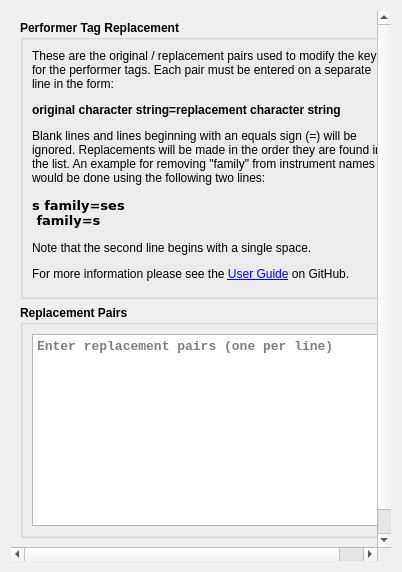
Before: the Qt Designer form options_performer_tag_replace.ui in rdswift/picard-plugin-performer-tag-replace, drawn with Qt 5.
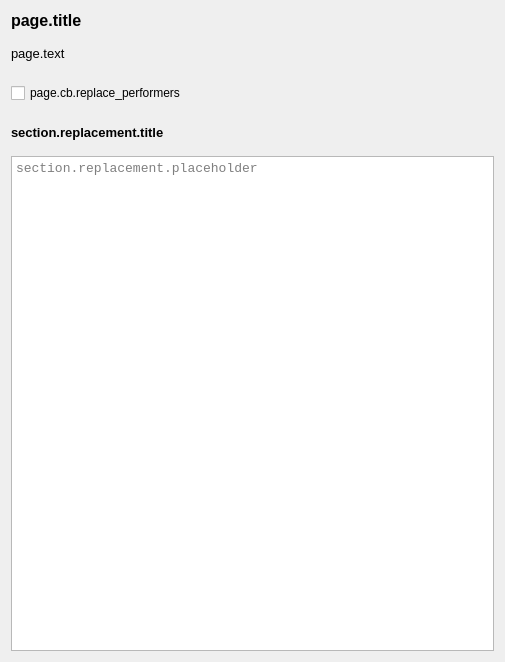
After: the same form once the commit is applied.

Commit message: Refactor translations and settings page

```diff
--- a/options_performer_tag_replace.ui
+++ b/options_performer_tag_replace.ui
@@ -6,8 +6,8 @@
    <rect>
     <x>0</x>
     <y>0</y>
-    <width>398</width>
-    <height>568</height>
+    <width>505</width>
+    <height>662</height>
    </rect>
   </property>
   <property name="sizePolicy">
@@ -20,75 +20,23 @@
    <property name="spacing">
     <number>16</number>
    </property>
-   <item alignment="Qt::AlignTop">
-    <widget class="QScrollArea" name="scrollArea">
-     <property name="sizePolicy">
-      <sizepolicy hsizetype="Fixed" vsizetype="Fixed">
-       <horstretch>0</horstretch>
-       <verstretch>0</verstretch>
-      </sizepolicy>
-     </property>
-     <property name="minimumSize">
-      <size>
-       <width>380</width>
-       <height>550</height>
-      </size>
-     </property>
-     <property name="frameShape">
-      <enum>QFrame::NoFrame</enum>
-     </property>
-     <property name="widgetResizable">
-      <bool>true</bool>
-     </property>
-     <property name="alignment">
-      <set>Qt::AlignLeading|Qt::AlignLeft|Qt::AlignTop</set>
-     </property>
-     <widget class="QWidget" name="scrollAreaWidgetContents">
-      <property name="geometry">
-       <rect>
-        <x>0</x>
-        <y>0</y>
-        <width>380</width>
-        <height>550</height>
-       </rect>
-      </property>
-      <layout class="QVBoxLayout" name="verticalLayout_2">
        <item>
-        <widget class="QGroupBox" name="gb_description">
-         <property name="sizePolicy">
-          <sizepolicy hsizetype="Preferred" vsizetype="Minimum">
-           <horstretch>0</horstretch>
-           <verstretch>0</verstretch>
-          </sizepolicy>
-         </property>
-         <property name="minimumSize">
-          <size>
-           <width>0</width>
-           <height>50</height>
-          </size>
-         </property>
+    <layout class="QVBoxLayout" name="verticalLayout_4">
+     <item>
+      <widget class="QLabel" name="page_title">
          <property name="font">
           <font>
+         <family>Ubuntu</family>
+         <pointsize>12</pointsize>
            <weight>75</weight>
            <bold>true</bold>
           </font>
          </property>
-         <property name="title">
-          <string>Performer Tag Replacement</string>
-         </property>
-         <layout class="QVBoxLayout" name="verticalLayout">
-          <property name="leftMargin">
-           <number>9</number>
-          </property>
-          <property name="topMargin">
-           <number>9</number>
-          </property>
-          <property name="rightMargin">
-           <number>9</number>
-          </property>
-          <property name="bottomMargin">
-           <number>1</number>
-          </property>
+       <property name="text">
+        <string>page.title</string>
+       </property>
+      </widget>
+     </item>
           <item>
            <widget class="QLabel" name="format_description">
             <property name="sizePolicy">
@@ -99,12 +47,17 @@
             </property>
             <property name="font">
              <font>
+         <family>Ubuntu</family>
+         <pointsize>10</pointsize>
               <weight>50</weight>
               <bold>false</bold>
              </font>
             </property>
             <property name="text">
-             <string>&lt;html&gt;&lt;head/&gt;&lt;body&gt;&lt;p&gt;These are the original / replacement pairs used to modify the keys for the performer tags. Each pair must be entered on a separate line in the form:&lt;/p&gt;&lt;p&gt;&lt;span style=&quot; font-weight:600;&quot;&gt;original character string=replacement character string&lt;/span&gt;&lt;/p&gt;&lt;p&gt;Blank lines and lines beginning with an equals sign (=) will be ignored. Replacements will be made in the order they are found in the list. An example for removing &amp;quot;family&amp;quot; from instrument names would be done using the following two lines:&lt;/p&gt;&lt;pre style=&quot; margin-top:12px; margin-bottom:12px; margin-left:0px; margin-right:0px; -qt-block-indent:0; text-indent:0px;&quot;&gt;&lt;span style=&quot; font-family:'Courier New'; font-size:10pt; font-weight:600;&quot;&gt;s family=ses&lt;br/&gt; family=s&lt;/span&gt;&lt;/pre&gt;&lt;p&gt;Note that the second line begins with a single space.&lt;/p&gt;&lt;p&gt;For more information please see the &lt;a href=&quot;https://github.com/rdswift/picard-plugins/blob/2.0_RDS_Plugins/plugins/performer_tag_replace/docs/README.md&quot;&gt;&lt;span style=&quot; text-decoration: underline; color:#0000ff;&quot;&gt;User Guide&lt;/span&gt;&lt;/a&gt; on GitHub.&lt;br/&gt;&lt;/p&gt;&lt;/body&gt;&lt;/html&gt;</string>
+        <string>page.text</string>
+       </property>
+       <property name="textFormat">
+        <enum>Qt::MarkdownText</enum>
             </property>
             <property name="alignment">
              <set>Qt::AlignLeading|Qt::AlignLeft|Qt::AlignTop</set>
@@ -114,41 +67,26 @@
             </property>
            </widget>
           </item>
-         </layout>
-        </widget>
-       </item>
-       <item alignment="Qt::AlignTop">
-        <widget class="QGroupBox" name="gb_replacement_pairs">
-         <property name="font">
-          <font>
-           <weight>75</weight>
-           <bold>true</bold>
-          </font>
-         </property>
-         <property name="title">
-          <string>Replacement Pairs</string>
-         </property>
-         <layout class="QVBoxLayout" name="verticalLayout_3">
           <item>
-           <widget class="QPlainTextEdit" name="performer_tag_replacement_pairs">
-            <property name="font">
-             <font>
-              <family>Courier New</family>
-              <pointsize>10</pointsize>
-             </font>
-            </property>
-            <property name="placeholderText">
-             <string>Enter replacement pairs (one per line)</string>
-            </property>
-           </widget>
-          </item>
-         </layout>
-        </widget>
+      <spacer name="verticalSpacer">
+       <property name="orientation">
+        <enum>Qt::Vertical</enum>
+       </property>
+       <property name="sizeType">
+        <enum>QSizePolicy::Fixed</enum>
+       </property>
+       <property name="sizeHint" stdset="0">
+        <size>
+         <width>20</width>
+         <height>6</height>
+        </size>
+       </property>
+      </spacer>
        </item>
        <item>
         <widget class="QCheckBox" name="performer_tag_replace_performers">
          <property name="text">
-          <string>Apply replacements to performers as well as instruments &amp;&amp; vocals</string>
+        <string>page.cb.replace_performers</string>
          </property>
          <property name="checked">
           <bool>false</bool>
@@ -156,23 +94,52 @@
         </widget>
        </item>
        <item>
-        <spacer name="verticalSpacer">
+      <spacer name="verticalSpacer_2">
          <property name="orientation">
           <enum>Qt::Vertical</enum>
          </property>
+       <property name="sizeType">
+        <enum>QSizePolicy::Fixed</enum>
+       </property>
          <property name="sizeHint" stdset="0">
           <size>
            <width>20</width>
-           <height>0</height>
+         <height>6</height>
           </size>
          </property>
         </spacer>
        </item>
-      </layout>
-     </widget>
+     <item>
+      <widget class="QLabel" name="replacement_section_title">
+       <property name="font">
+        <font>
+         <family>Ubuntu</family>
+         <pointsize>10</pointsize>
+         <weight>75</weight>
+         <bold>true</bold>
+        </font>
+       </property>
+       <property name="text">
+        <string>section.replacement.title</string>
+       </property>
+      </widget>
+     </item>
+     <item>
+      <widget class="QPlainTextEdit" name="performer_tag_replacement_pairs">
+       <property name="font">
+        <font>
+         <family>Courier New</family>
+         <pointsize>10</pointsize>
+        </font>
+       </property>
+       <property name="placeholderText">
+        <string>section.replacement.placeholder</string>
+       </property>
     </widget>
    </item>
   </layout>
+   </item>
+  </layout>
  </widget>
  <tabstops>
   <tabstop>scrollArea</tabstop>
```
Left out of the diff: 6 changed lines with no effect on the pictures. Lines whose indentation alone changed are shown as unchanged. The commit also changes 4 other files.
